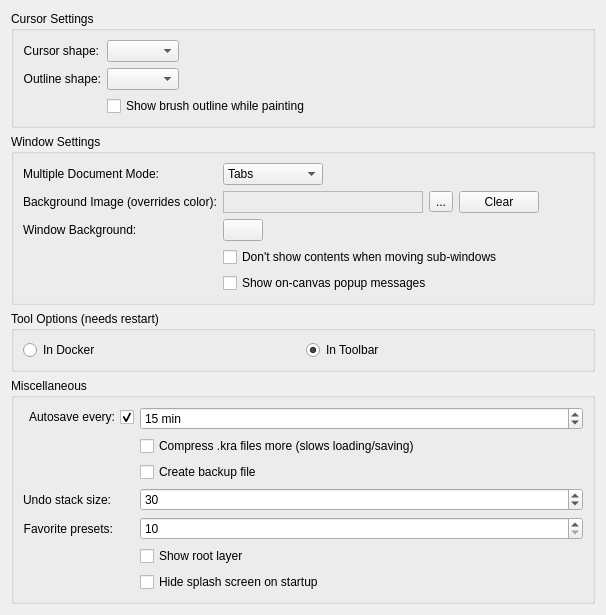
Before: the Qt Designer form krita/ui/forms/wdggeneralsettings.ui in KDE/krita, drawn with Qt 5.
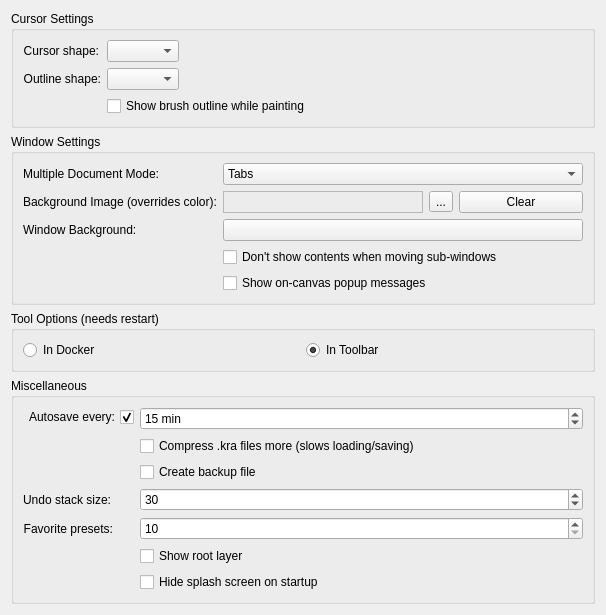
After: the same form once the commit is applied. Custom widgets are drawn as their Qt base class.

Patch:
```diff
--- a/krita/ui/forms/wdggeneralsettings.ui
+++ b/krita/ui/forms/wdggeneralsettings.ui
@@ -7,7 +7,7 @@
     <x>0</x>
     <y>0</y>
     <width>606</width>
-    <height>577</height>
+    <height>585</height>
    </rect>
   </property>
   <layout class="QVBoxLayout" name="verticalLayout">
@@ -73,12 +73,7 @@
      <property name="title">
       <string>Window Settings</string>
      </property>
-     <layout class="QHBoxLayout" name="horizontalLayout_2">
-      <item>
        <layout class="QFormLayout" name="formLayout_2">
-        <property name="fieldGrowthPolicy">
-         <enum>QFormLayout::ExpandingFieldsGrow</enum>
-        </property>
         <item row="0" column="0">
          <widget class="QLabel" name="label_2">
           <property name="text">
@@ -197,8 +192,6 @@
            <string>Show on-canvas popup messages</string>
           </property>
          </widget>
-        </item>
-       </layout>
       </item>
      </layout>
     </widget>
```
Lines whose indentation alone changed are shown as unchanged.
